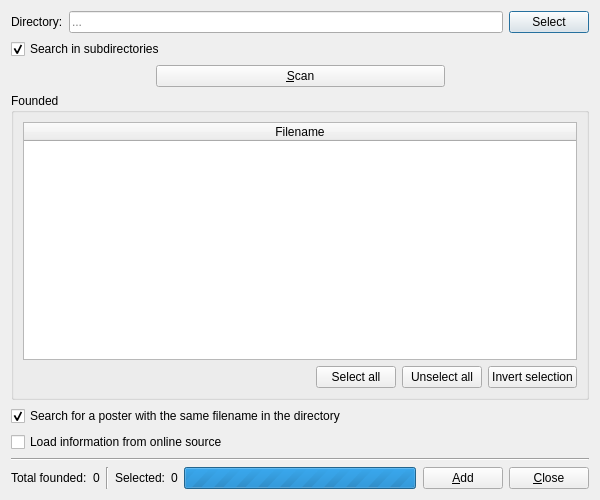
First picture: the form in src/scanner/filmscannerwindow.ui, repository eugene-melnik/alexandra, before the edit.
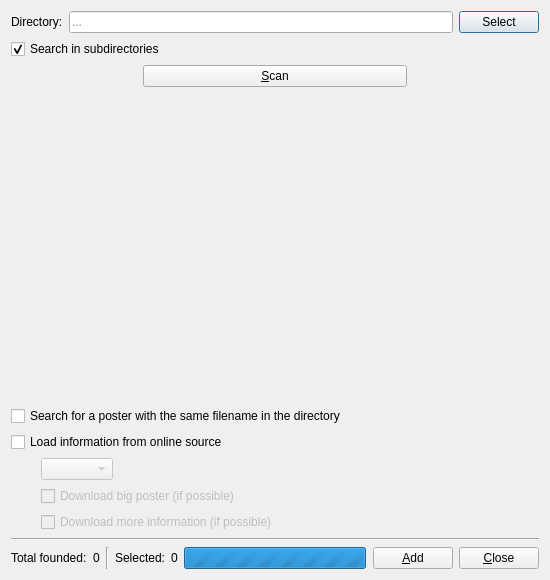
Second picture: the form after the edit. Icons and pictures are not drawn. Custom widgets are drawn as their Qt base class.

What changed in the file:
```diff
--- a/src/scanner/filmscannerwindow.ui
+++ b/src/scanner/filmscannerwindow.ui
@@ -9,16 +9,10 @@
    <rect>
     <x>0</x>
     <y>0</y>
-    <width>600</width>
-    <height>500</height>
+    <width>550</width>
+    <height>580</height>
    </rect>
   </property>
-  <property name="minimumSize">
-   <size>
-    <width>500</width>
-    <height>400</height>
-   </size>
-  </property>
   <property name="windowTitle">
    <string>Film scanner</string>
   </property>
@@ -29,7 +23,7 @@
   <property name="modal">
    <bool>true</bool>
   </property>
-  <layout class="QVBoxLayout" name="layoutMain">
+  <layout class="QVBoxLayout" name="verticalLayout_3" stretch="0,0,0,1,0,0,0,0,0">
    <item>
     <layout class="QHBoxLayout" name="layoutDirectory">
      <item>
@@ -109,89 +103,8 @@
     </layout>
    </item>
    <item>
-    <widget class="QGroupBox" name="gbFounded">
-     <property name="title">
-      <string>Founded</string>
-     </property>
-     <layout class="QVBoxLayout" name="verticalLayout">
-      <item>
-       <widget class="QTableWidget" name="twFounded">
-        <property name="editTriggers">
-         <set>QAbstractItemView::NoEditTriggers</set>
-        </property>
-        <property name="alternatingRowColors">
-         <bool>true</bool>
-        </property>
-        <property name="selectionMode">
-         <enum>QAbstractItemView::NoSelection</enum>
-        </property>
-        <property name="verticalScrollMode">
-         <enum>QAbstractItemView::ScrollPerPixel</enum>
-        </property>
-        <property name="horizontalScrollMode">
-         <enum>QAbstractItemView::ScrollPerPixel</enum>
-        </property>
-        <property name="showGrid">
-         <bool>false</bool>
-        </property>
-        <attribute name="horizontalHeaderHighlightSections">
-         <bool>false</bool>
-        </attribute>
-        <attribute name="horizontalHeaderStretchLastSection">
-         <bool>true</bool>
-        </attribute>
-        <attribute name="verticalHeaderVisible">
-         <bool>false</bool>
-        </attribute>
-        <attribute name="verticalHeaderDefaultSectionSize">
-         <number>20</number>
-        </attribute>
-        <column>
-         <property name="text">
-          <string>Filename</string>
-         </property>
-        </column>
-       </widget>
-      </item>
-      <item>
-       <layout class="QHBoxLayout" name="layoutSelection">
-        <item>
-         <spacer name="spacerSelection">
-          <property name="orientation">
-           <enum>Qt::Horizontal</enum>
-          </property>
-          <property name="sizeHint" stdset="0">
-           <size>
-            <width>40</width>
-            <height>20</height>
-           </size>
-          </property>
-         </spacer>
-        </item>
-        <item>
-         <widget class="QPushButton" name="bSelectAll">
-          <property name="text">
-           <string>Select all</string>
-          </property>
-         </widget>
-        </item>
-        <item>
-         <widget class="QPushButton" name="bUnselectAll">
-          <property name="text">
-           <string>Unselect all</string>
-          </property>
-         </widget>
-        </item>
-        <item>
-         <widget class="QPushButton" name="bInvertSelection">
-          <property name="text">
-           <string>Invert selection</string>
-          </property>
-         </widget>
-        </item>
-       </layout>
-      </item>
-     </layout>
+    <widget class="FoundedListWidget" name="gbFounded" native="true">
+     <layout class="QVBoxLayout" name="verticalLayout"/>
     </widget>
    </item>
    <item>
@@ -199,9 +112,6 @@
      <property name="text">
       <string>Search for a poster with the same filename in the directory</string>
      </property>
-     <property name="checked">
-      <bool>true</bool>
-     </property>
     </widget>
    </item>
    <item>
@@ -214,6 +124,84 @@
      </property>
     </widget>
    </item>
+   <item>
+    <widget class="QWidget" name="wLoadInfoSettings" native="true">
+     <property name="enabled">
+      <bool>false</bool>
+     </property>
+     <layout class="QHBoxLayout" name="layoutLoadInfoSettingsMain">
+      <property name="leftMargin">
+       <number>0</number>
+      </property>
+      <property name="topMargin">
+       <number>0</number>
+      </property>
+      <property name="rightMargin">
+       <number>0</number>
+      </property>
+      <property name="bottomMargin">
+       <number>0</number>
+      </property>
+      <item>
+       <spacer name="horizontalSpacer_2">
+        <property name="orientation">
+         <enum>Qt::Horizontal</enum>
+        </property>
+        <property name="sizeType">
+         <enum>QSizePolicy::Fixed</enum>
+        </property>
+        <property name="sizeHint" stdset="0">
+         <size>
+          <width>30</width>
+          <height>20</height>
+         </size>
+        </property>
+       </spacer>
+      </item>
+      <item>
+       <layout class="QVBoxLayout" name="layoutLoadInfoSettings">
+        <item>
+         <layout class="QHBoxLayout" name="layoutSource">
+          <property name="spacing">
+           <number>6</number>
+          </property>
+          <item>
+           <widget class="QComboBox" name="cbSource"/>
+          </item>
+          <item>
+           <spacer name="horizontalSpacer">
+            <property name="orientation">
+             <enum>Qt::Horizontal</enum>
+            </property>
+            <property name="sizeHint" stdset="0">
+             <size>
+              <width>40</width>
+              <height>20</height>
+             </size>
+            </property>
+           </spacer>
+          </item>
+         </layout>
+        </item>
+        <item>
+         <widget class="QCheckBox" name="cDownloadBigPoster">
+          <property name="text">
+           <string>Download big poster (if possible)</string>
+          </property>
+         </widget>
+        </item>
+        <item>
+         <widget class="QCheckBox" name="cDownloadMoreInformation">
+          <property name="text">
+           <string>Download more information (if possible)</string>
+          </property>
+         </widget>
+        </item>
+       </layout>
+      </item>
+     </layout>
+    </widget>
+   </item>
    <item>
     <widget class="Line" name="lineMain0">
      <property name="orientation">
@@ -302,6 +290,14 @@
    </item>
   </layout>
  </widget>
+ <customwidgets>
+  <customwidget>
+   <class>FoundedListWidget</class>
+   <extends>QWidget</extends>
+   <header>scanner/foundedlistwidget.h</header>
+   <container>1</container>
+  </customwidget>
+ </customwidgets>
  <resources>
   <include location="../icons.qrc"/>
  </resources>
```
Left out of the diff: 16 changed lines with no effect on the pictures.
